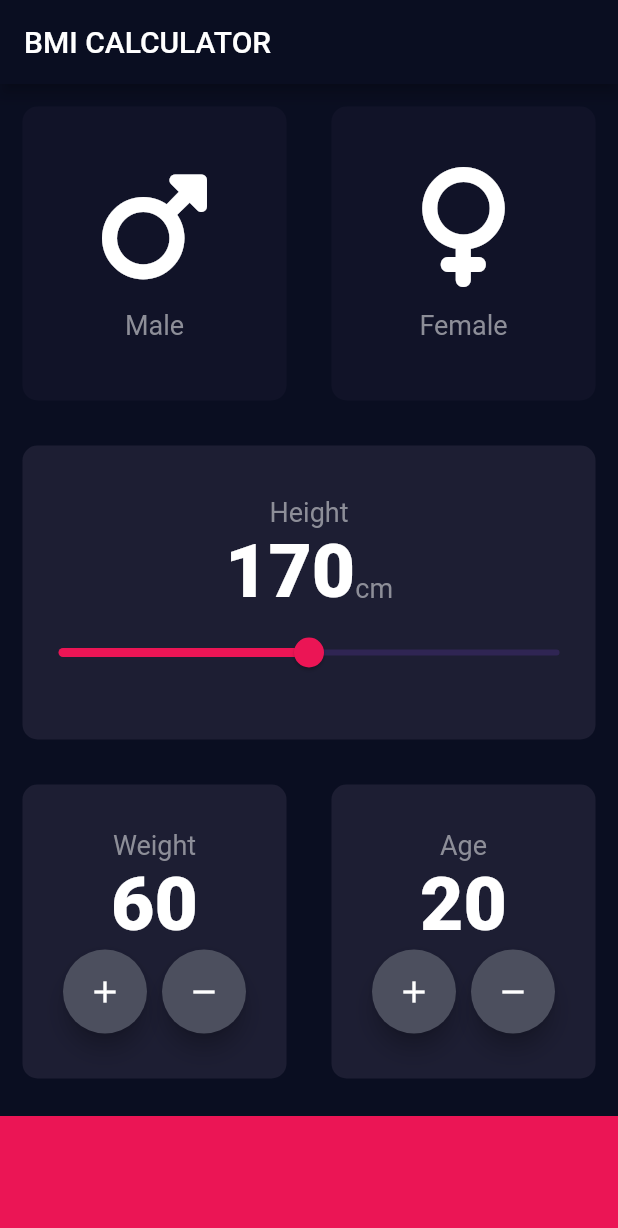
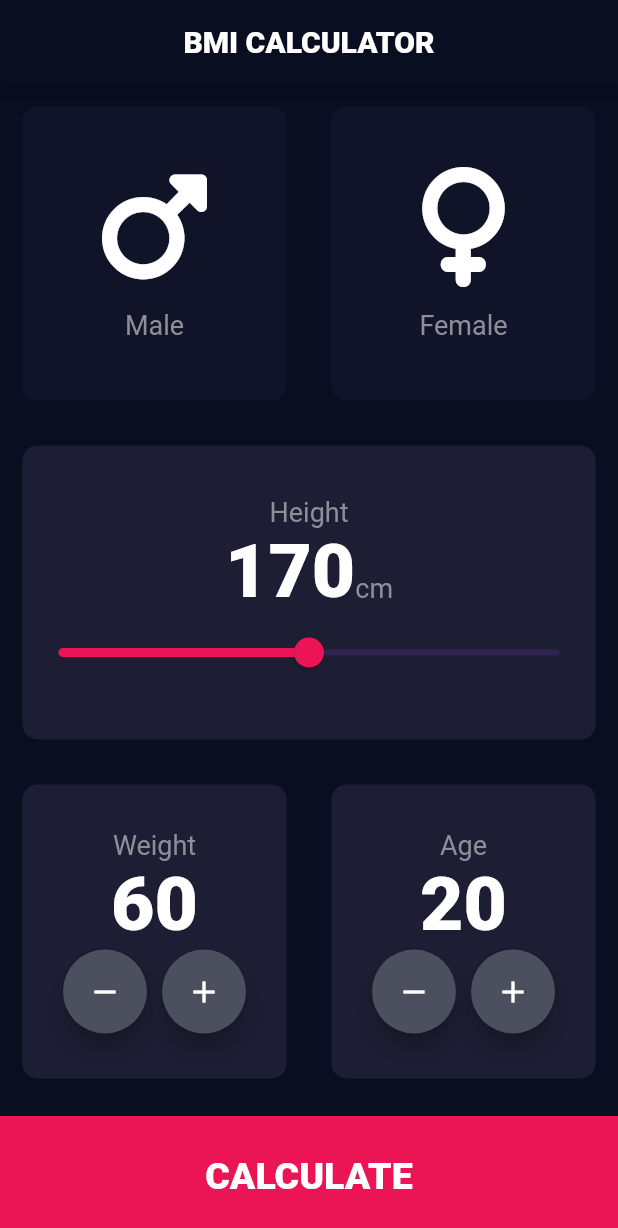
Before and after one commit to TheCalculas/BMI_Calculator, a Flutter app: the screen it shows after launch, on a phone screen of 412 x 824 dp. Shown: the top 1228 px of the screen. Run offline on Flutter 3.47's test engine with Material 2 defaults, Android fonts, the phone set to English and light mode, and no system bars; our stand-ins replace font_awesome_flutter.

Commit message:
Full Project Completed

```diff
--- /dev/null
+++ b/lib/brain.dart
@@ -0,0 +1,26 @@
+import 'dart:math';
+
+class Brain{
+  late double _bmi = 0.0;
+  Brain(this.height, this.weight);
+  final int height;
+  final int weight;
+
+  String Calculate(){
+    _bmi = weight/pow(height/100, 2);
+    return _bmi.toStringAsFixed(1); // one decimal place
+  }
+  String GetResult()
+  {
+    if(_bmi>=25) return 'OverWeight';
+    else if(_bmi>18) return 'Normal';
+    else return 'UnderWeight';
+  }
+  String getInterpretation()
+  {
+    if(_bmi>=25) return 'You have a higher than normal body weight. Try to excercise more';
+    else if(_bmi>18) return 'You have a normal body weight, Good Job!';
+    else return 'You have a low body weight, you have to increase it!';
+  }
+
+}
--- a/lib/inputpg.dart
+++ b/lib/inputpg.dart
@@ -3,6 +3,8 @@ import 'package:flutter/material.dart';
 import 'reusable_card.dart';
 import 'icon_content.dart';
 import 'package:font_awesome_flutter/font_awesome_flutter.dart';
+import 'results_page.dart';
+import 'brain.dart';
 
 const containerColor = Color(0xFF1D1E33);
 const passiveContainerColor = Color(0xFF111328);
@@ -20,9 +22,10 @@ class _InputPageState extends State<InputPage> {
   int height = 170;
   @override
   Widget build(BuildContext context) {
+
     return Scaffold(
       appBar: AppBar(
-        title: Text('BMI CALCULATOR'),
+        title: Center(child: Text('BMI CALCULATOR', style: TextStyle(fontWeight: FontWeight.w900),)),
       ),
       body: Column(
         crossAxisAlignment:
@@ -141,11 +144,11 @@ class _InputPageState extends State<InputPage> {
                                 backgroundColor: Color(0xFF4C4F5E),
                                 onPressed: () {
                                   setState(() {
-                                      weight++;
+                                    weight--;
                                   });
                                 },
                                 child: Icon(
-                                  Icons.add,
+                                  Icons.remove,
                                   color: Colors.white,
                                 ),
                               ),
@@ -156,14 +159,16 @@ class _InputPageState extends State<InputPage> {
                                 backgroundColor: Color(0xFF4C4F5E),
                                 onPressed: () {
                                     setState(() {
-                                      weight--;
+                                      weight++;
                                     });
                                 },
                                 child: Icon(
-                                  Icons.remove,
+                                  Icons.add,
                                   color: Colors.white,
                                 ),
                               ),
+
+
                             ],
                           )
 
@@ -197,6 +202,22 @@ class _InputPageState extends State<InputPage> {
                                 backgroundColor: Color(0xFF4C4F5E),
                                 onPressed: () {
                                   setState(() {
+                                    age--;
+                                  });
+                                },
+                                child: Icon(
+                                  Icons.remove,
+                                  color: Colors.white,
+                                ),
+                              ),
+                              SizedBox(
+                                width: 10.0,
+                              ),
+
+                              FloatingActionButton(
+                                backgroundColor: Color(0xFF4C4F5E),
+                                onPressed: () {
+                                  setState(() {
                                     age++;
                                   });
                                 },
@@ -205,21 +226,7 @@ class _InputPageState extends State<InputPage> {
                                   color: Colors.white,
                                 ),
                               ),
-                              SizedBox(
-                                width: 10.0,
-                              ),
-                              FloatingActionButton(
-                                backgroundColor: Color(0xFF4C4F5E),
-                                onPressed: () {
-                                  setState(() {
-                                    age--;
-                                  });
-                                },
-                                child: Icon(
-                                  Icons.remove,
-                                  color: Colors.white,
-                                ),
-                              ),
+
                             ],
                           )
 
@@ -229,11 +236,25 @@ class _InputPageState extends State<InputPage> {
               ],
             ),
           ),
-          Container(
+          GestureDetector(
+            onTap: (){
+              Brain results = Brain(height, weight);
+              Navigator.push(context, MaterialPageRoute(builder: (context)=>ResultsPage(results.GetResult(), results.Calculate(), results.getInterpretation())));
+            },
+            child: Container(
+              child: Center(
+                child: Text('CALCULATE', style:
+                    TextStyle(
+                      fontWeight: FontWeight.w900,
+                      fontSize: 25.0,
+                    )
+                  ,),
+              ),
               color: Color(0xFFEB1555),
               height: 80.0,
               width: double.infinity,
               margin: EdgeInsets.only(top: 10.0),
+            ),
           )
         ],
       ),
```
Also changed, not shown: lib/results_page.dart (added, +75 -0 lines). Lines whose indentation alone changed are shown as unchanged.
